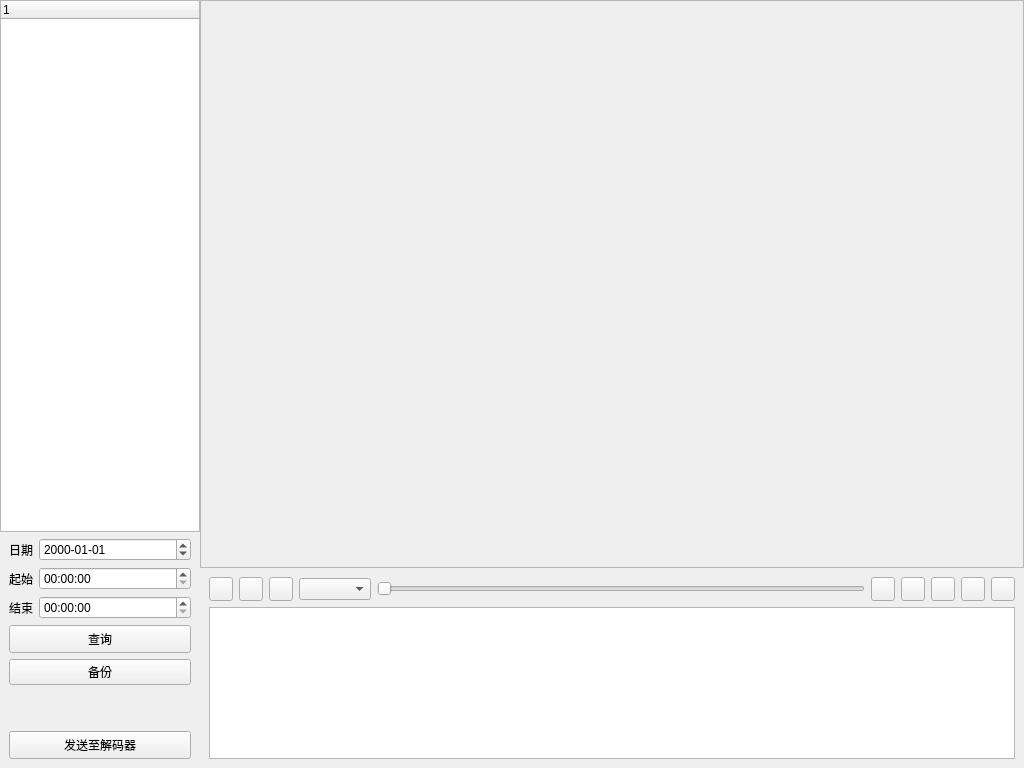
First picture: the form in gui/page/form_playback.ui, repository yao3gang/Network_Keyboard, before the edit.
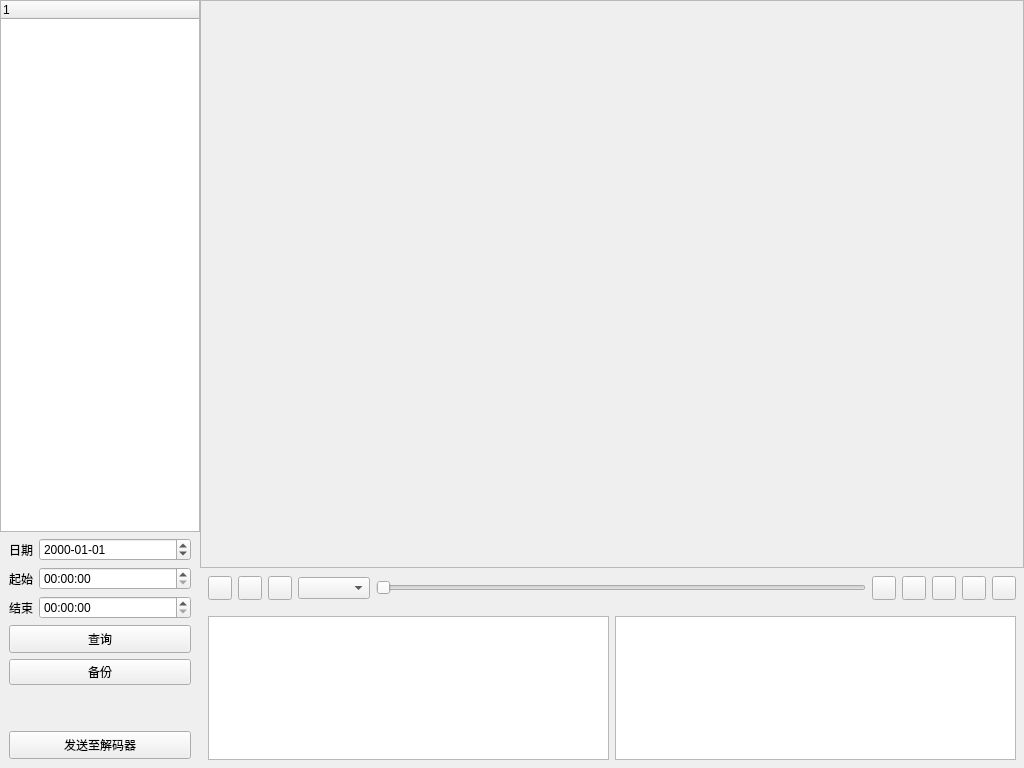
Second picture: the form after the edit. Icons and pictures are not drawn. Custom widgets are drawn as their Qt base class.

The edit to the form file:
```diff
--- a/gui/page/form_playback.ui
+++ b/gui/page/form_playback.ui
@@ -303,11 +303,17 @@
         </size>
        </property>
        <layout class="QVBoxLayout" name="verticalLayout_3" stretch="0,1">
+        <property name="spacing">
+         <number>0</number>
+        </property>
+        <property name="margin">
+         <number>0</number>
+        </property>
         <item>
          <widget class="QWidget" name="widget_play_ctrl" native="true">
           <layout class="QHBoxLayout" name="horizontalLayout_2">
            <property name="margin">
-            <number>0</number>
+            <number>8</number>
            </property>
            <item>
             <widget class="QPushButton" name="btn_play">
@@ -551,16 +557,24 @@
          </widget>
         </item>
         <item>
-         <widget class="QTableWidget" name="tableWidget">
-          <property name="enabled">
-           <bool>true</bool>
-          </property>
+         <widget class="QWidget" name="widget_result" native="true">
           <property name="sizePolicy">
            <sizepolicy hsizetype="Expanding" vsizetype="Preferred">
             <horstretch>0</horstretch>
             <verstretch>0</verstretch>
            </sizepolicy>
           </property>
+          <layout class="QHBoxLayout" name="horizontalLayout_6">
+           <property name="margin">
+            <number>8</number>
+           </property>
+           <item>
+            <widget class="QTableWidget" name="tableWidget_left"/>
+           </item>
+           <item>
+            <widget class="QTableWidget" name="tableWidget_right"/>
+           </item>
+          </layout>
          </widget>
         </item>
        </layout>
```
Left out of the diff: 2 changed lines with no effect on the pictures.
